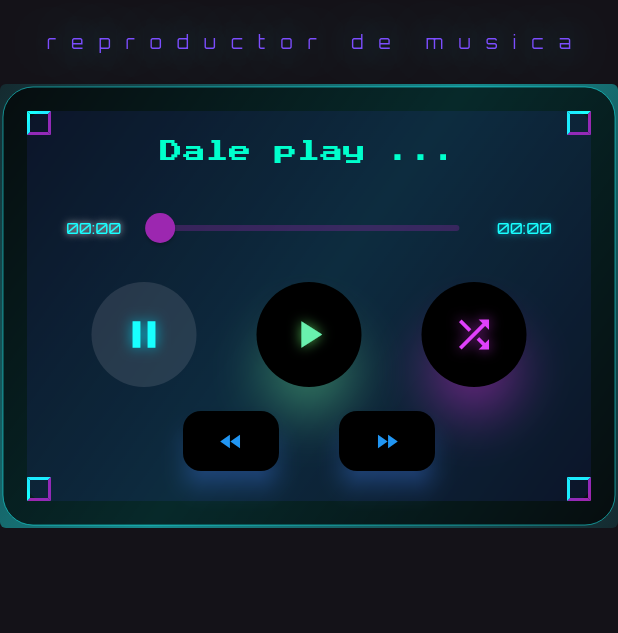
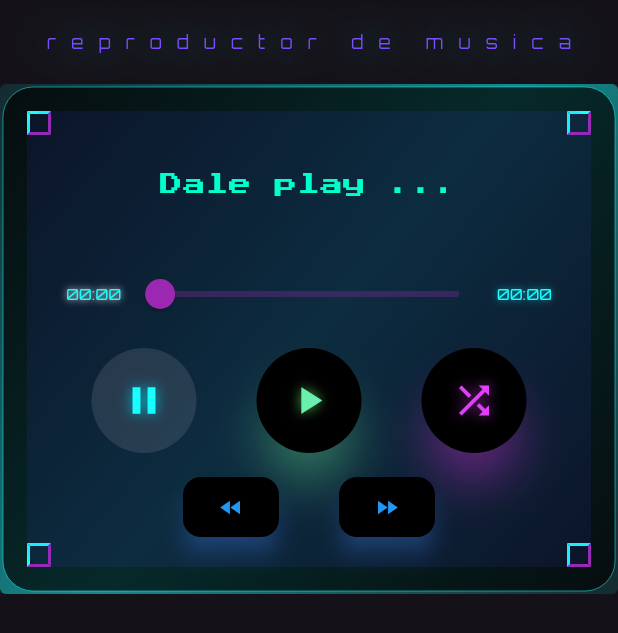
Before and after one commit to juanTorrenegra/mp3player, a Flutter app: the screen it shows after launch, on a phone screen of 412 x 824 dp. Shown: the top 633 px of the screen. Run offline on Flutter 3.47's test engine with Material 3 defaults, Android fonts, the phone set to English and light mode, and no system bars; our stand-ins replace just_audio, just_audio_background, permission_handler.

Commit message:
track tile now has 3 line spaces to display the tracks title with a fixed height

```diff
--- a/lib/main.dart
+++ b/lib/main.dart
@@ -327,13 +327,13 @@ class _MusicListScreenState extends State<MusicListScreen> {
                         crossAxisAlignment: CrossAxisAlignment.center,
                         children: [
                           SizedBox(
-                            height: 22,
+                            height: 66,
                             child: Center(
                               child: Text(
                                 currentlyPlaying != null
                                     ? currentlyPlaying!
                                     : 'Dale play ...',
-                                maxLines: 1,
+                                maxLines: 3,
                                 overflow: TextOverflow.ellipsis,
                                 textAlign: TextAlign.center,
                                 style: TextStyle(
```
